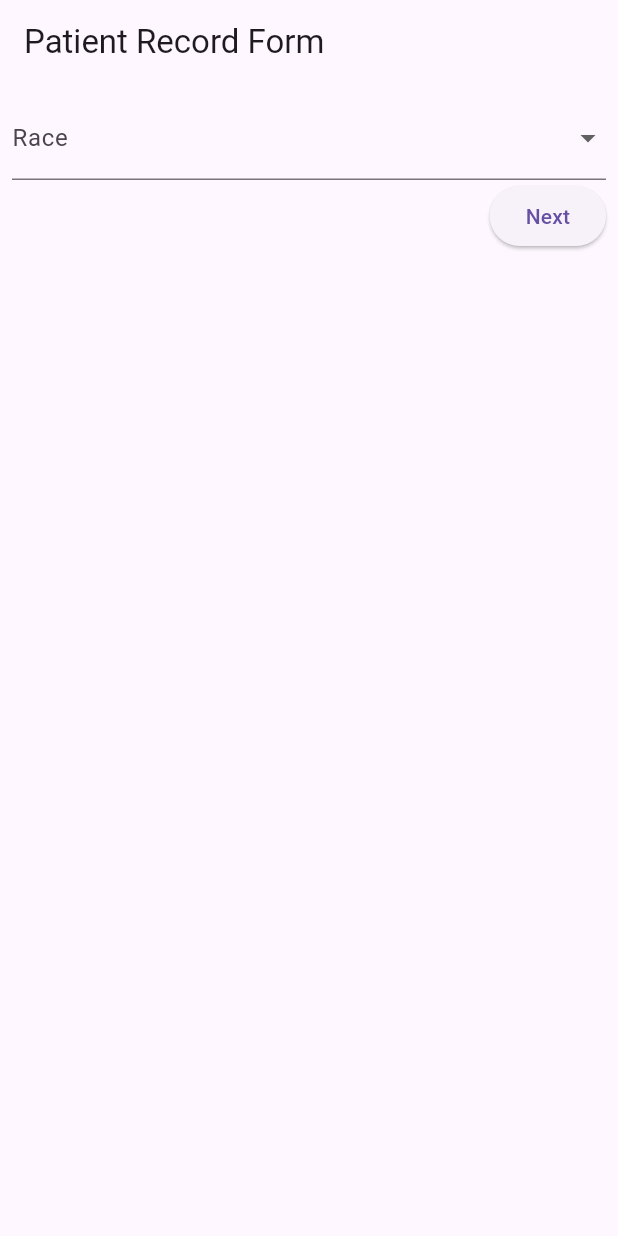
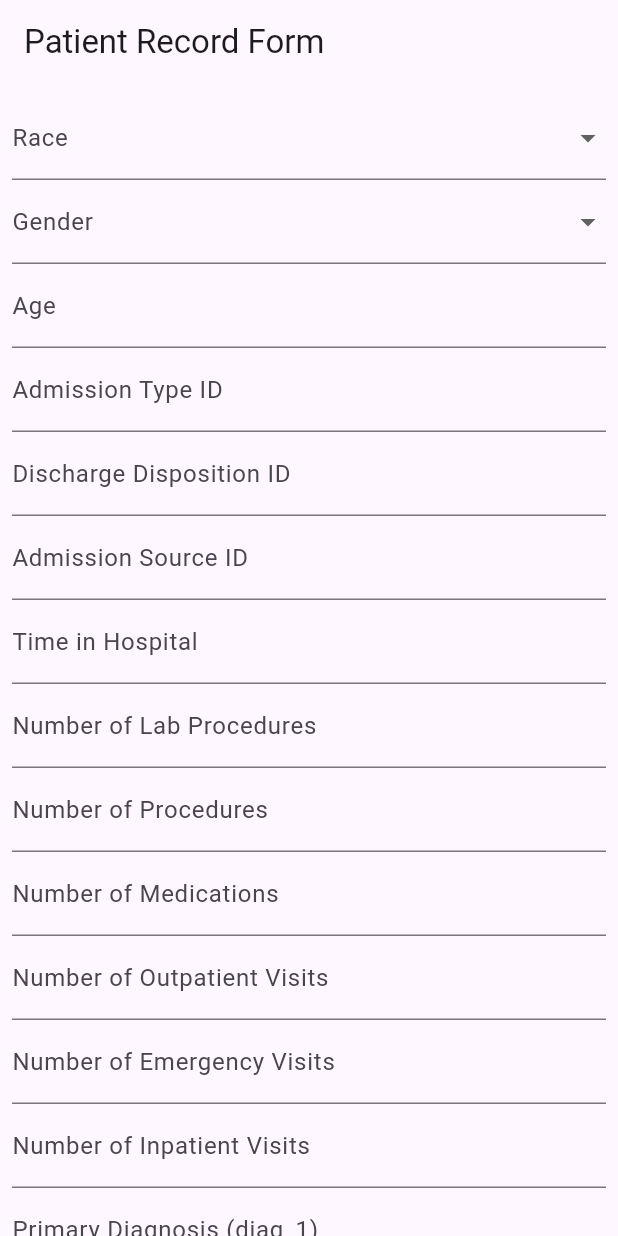
Before and after one commit to ausafaliuva/Drug_Recommender_App, a Flutter app: the screen it shows after launch, on a phone screen of 412 x 824 dp. Run offline on Flutter 3.47's test engine with Material 3 defaults, Android fonts, the light colour scheme and no system bars.

Commit message:
the changes i made

```diff
--- a/lib/main.dart
+++ b/lib/main.dart
@@ -118,225 +118,16 @@ class _PatientFormState extends State<PatientForm> {
   }
 
   @override
-//   Widget build(BuildContext context) {
-//     return Scaffold(
-//       appBar: AppBar(
-//         title: Text('Patient Record Form'),
-//       ),
-//       body: Form(
-//         key: _formKey,
-//         child: ListView(
-//           padding: EdgeInsets.all(8.0),
-//           children: <Widget>[
-//             DropdownButtonFormField<String>(
-//               value: selectedRace,
-//               decoration: InputDecoration(labelText: 'Race'),
-//               onChanged: (String? newValue) {
-//                 setState(() {
-//                   selectedRace = newValue;
-//                 });
-//               },
-//               items: raceOptions.map<DropdownMenuItem<String>>((String value) {
-//                 return DropdownMenuItem<String>(
-//                   value: value,
-//                   child: Text(value),
-//                 );
-//               }).toList(),
-//             ),
-//             TextFormField(
-//               controller: genderController,
-//               decoration: InputDecoration(labelText: 'Gender'),
-//               keyboardType: TextInputType.text,
-//             ),
-//             TextFormField(
-//               controller: ageController,
-//               decoration: InputDecoration(labelText: 'Age'),
-//               keyboardType: TextInputType.text,
-//             ),
-//
-//             TextFormField(
-//               controller: admissionTypeIdController,
-//               decoration: InputDecoration(labelText: 'Admission Type ID'),
-//               keyboardType: TextInputType.number,
-//             ),
-//
-//             TextFormField(
-//               controller: dischargeDispositionIdController,
-//               decoration:
-//                   InputDecoration(labelText: 'Discharge Disposition ID'),
-//               keyboardType: TextInputType.number,
-//             ),
-//
-//             TextFormField(
-//               controller: admissionSourceIdController,
-//               decoration: InputDecoration(labelText: 'Admission Source ID'),
-//               keyboardType: TextInputType.number,
-//             ),
-//
-//             TextFormField(
-//               controller: timeInHospitalController,
-//               decoration: InputDecoration(labelText: 'Time in Hospital'),
-//               keyboardType: TextInputType.number,
-//             ),
-//             TextFormField(
-//               controller: numLabProceduresController,
-//               decoration:
-//                   InputDecoration(labelText: 'Number of Lab Procedures'),
-//               keyboardType: TextInputType.number,
-//             ),
-//
-//             TextFormField(
-//               controller: numProceduresController,
-//               decoration: InputDecoration(labelText: 'Number of Procedures'),
-//               keyboardType: TextInputType.number,
-//             ),
-//
-//             TextFormField(
-//               controller: numMedicationsController,
-//               decoration: InputDecoration(labelText: 'Number of Medications'),
-//               keyboardType: TextInputType.number,
-//             ),
-//
-//             TextFormField(
-//               controller: numberOutpatientController,
-//               decoration:
-//                   InputDecoration(labelText: 'Number of Outpatient Visits'),
-//               keyboardType: TextInputType.number,
-//             ),
-//
-//             TextFormField(
-//               controller: numberEmergencyController,
-//               decoration:
-//                   InputDecoration(labelText: 'Number of Emergency Visits'),
-//               keyboardType: TextInputType.number,
-//             ),
-//
-//             TextFormField(
-//               controller: numberInpatientController,
-//               decoration:
-//                   InputDecoration(labelText: 'Number of Inpatient Visits'),
-//               keyboardType: TextInputType.number,
-//             ),
-//
-//             TextFormField(
-//               controller: diag1Controller,
-//               decoration:
-//                   InputDecoration(labelText: 'Primary Diagnosis (diag_1)'),
-//               keyboardType: TextInputType.text,
-//             ),
-//
-//             TextFormField(
-//               controller: diag2Controller,
-//               decoration:
-//                   InputDecoration(labelText: 'Secondary Diagnosis (diag_2)'),
-//               keyboardType: TextInputType.text,
-//             ),
-//
-//             TextFormField(
-//               controller: diag3Controller,
-//               decoration:
-//                   InputDecoration(labelText: 'Additional Diagnosis (diag_3)'),
-//               keyboardType: TextInputType.text,
-//             ),
-//
-//             TextFormField(
-//               controller: numberDiagnosesController,
-//               decoration: InputDecoration(labelText: 'Number of Diagnoses'),
-//               keyboardType: TextInputType.number,
-//             ),
-//
-//             TextFormField(
-//               controller: maxGluSerumController,
-//               decoration: InputDecoration(labelText: 'Max Glucose Serum'),
-//               keyboardType: TextInputType.text,
-//             ),
-//
-//             TextFormField(
-//               controller: a1CresultController,
-//               decoration: InputDecoration(labelText: 'A1C Result'),
-//               keyboardType: TextInputType.text,
-//             ),
-//
-//             TextFormField(
-//               controller: changeController,
-//               decoration: InputDecoration(labelText: 'Change'),
-//               keyboardType: TextInputType.text,
-//             ),
-//
-//             TextFormField(
-//               controller: diabetesMedController,
-//               decoration: InputDecoration(labelText: 'Diabetes Medication'),
-//               keyboardType: TextInputType.text,
-//             ),
-//             TextFormField(
-//               controller: readmittedController,
-//               decoration: InputDecoration(labelText: 'Readmitted Medication'),
-//               keyboardType: TextInputType.text,
-//             ),
-//
-//             // ... [other TextFormFields]
-//             ElevatedButton(
-//               onPressed: () async{
-//                 if (_formKey.currentState!.validate()) {
-//                   // Create a new PatientRecord from the input
-//                   PatientRecord newRecord = PatientRecord(
-//                     race: selectedRace!,
-//                     gender: genderController.text,
-//                     age: ageController.text,
-//                     admissionTypeId: int.parse(admissionTypeIdController.text),
-//                     dischargeDispositionId:
-//                         int.parse(dischargeDispositionIdController.text),
-//                     admissionSourceId:
-//                         int.parse(admissionSourceIdController.text),
-//                     timeInHospital: int.parse(timeInHospitalController.text),
-//
-//                     numLabProcedures:
-//                         int.parse(numLabProceduresController.text),
-//                     numProcedures: int.parse(numProceduresController.text),
-//                     numMedications: int.parse(numMedicationsController.text),
-//                     numberOutpatient:
-//                         int.parse(numberOutpatientController.text),
-//                     numberEmergency: int.parse(numberEmergencyController.text),
-//                     numberInpatient: int.parse(numberInpatientController.text),
-//                     diag1: diag1Controller.text,
-//                     diag2: diag2Controller.text,
-//                     diag3: diag3Controller.text,
-//                     numberDiagnoses: int.parse(numberDiagnosesController.text),
-//                     maxGluSerum: maxGluSerumController.text,
-//                     a1Cresult: a1CresultController.text,
-//                     change: changeController.text,
-//                     diabetesMed: diabetesMedController.text,
-//                     readmitted: readmittedController.text,
-//                   );
-//                   String result = await submitPatientRecord(newRecord);
-//                   showDialog(
-//                             context: context,
-//                             builder: (context) => AlertDialog(
-//                             title: Text("Prediction Result"),
-//                             content: Text(result),
-//                             actions: <Widget>[
-//                       TextButton(
-//                       onPressed: () {
-//                       Navigator.of(context).pop();
-//                       },
-//                     child: Text('OK'),
-//                         ),
-//                       ],
-//                     ),
-//                   );
-//                 }
-//               }, // Use the newRecord object as needed, e.g., save to database or send to an AP
-//               child: Text('Submit'),
-//             ),
-//           ],
-//         ),
-//       ),
-//     );
-//   }
-// }
-
-  List<Widget> _buildFormWidgets() {
-    return [
+  Widget build(BuildContext context) {
+    return Scaffold(
+      appBar: AppBar(
+        title: Text('Patient Record Form'),
+      ),
+      body: Form(
+        key: _formKey,
+        child: ListView(
+          padding: EdgeInsets.all(8.0),
+          children: <Widget>[
             DropdownButtonFormField<String>(
               value: selectedRace,
               decoration: InputDecoration(labelText: 'Race'),
@@ -492,79 +283,35 @@ class _PatientFormState extends State<PatientForm> {
               decoration: InputDecoration(labelText: 'Readmitted Medication'),
               keyboardType: TextInputType.text,
             ),
-      //... Add other form widgets in sequence
-    ];
-  }
 
-  @override
-  Widget build(BuildContext context) {
-    var formWidgets = _buildFormWidgets();
-
-    return Scaffold(
-      appBar: AppBar(
-        title: Text('Patient Record Form'),
-      ),
-      body: Form(
-        key: _formKey,
-        child: ListView(
-          padding: EdgeInsets.all(8.0),
-          children: <Widget>[
-            formWidgets[_currentStep], // Display the current form widget
-            Row(
-              children: <Widget>[
-                if (_currentStep != 0)
+            // ... [other TextFormFields]
             ElevatedButton(
-                    onPressed: () {
-                      if (_currentStep > 0) {
-                        setState(() {
-                          _currentStep--;
-                        });
-                      }
-                    },
-                    child: Text('Previous'),
-                  ),
-                Spacer(),
-                ElevatedButton(
-                  onPressed: () async {
-                    if (_currentStep < formWidgets.length - 1) {
-                      setState(() {
-                        _currentStep++;
-                      });
-                    } else {
-                      // This is the last step, handle form submission
+              onPressed: () async{
                 if (_formKey.currentState!.validate()) {
-                        _formKey.currentState!.save();
-                        // Construct the PatientRecord from form fields
+                  // Create a new PatientRecord from the input
                   PatientRecord newRecord = PatientRecord(
                     race: selectedRace!,
                     gender: selectedGender!,
                     age: ageController.text,
-                          admissionTypeId: int.parse(
-                              admissionTypeIdController.text),
+                    admissionTypeId: int.parse(admissionTypeIdController.text),
                     dischargeDispositionId:
                         int.parse(dischargeDispositionIdController.text),
                     admissionSourceId:
                         int.parse(admissionSourceIdController.text),
-                          timeInHospital: int.parse(
-                              timeInHospitalController.text),
+                    timeInHospital: int.parse(timeInHospitalController.text),
 
                     numLabProcedures:
                         int.parse(numLabProceduresController.text),
-                          numProcedures: int.parse(
-                              numProceduresController.text),
-                          numMedications: int.parse(
-                              numMedicationsController.text),
+                    numProcedures: int.parse(numProceduresController.text),
+                    numMedications: int.parse(numMedicationsController.text),
                     numberOutpatient:
                         int.parse(numberOutpatientController.text),
-                          numberEmergency: int.parse(
-                              numberEmergencyController.text),
-                          numberInpatient: int.parse(
-                              numberInpatientController.text),
+                    numberEmergency: int.parse(numberEmergencyController.text),
+                    numberInpatient: int.parse(numberInpatientController.text),
                     diag1: diag1Controller.text,
                     diag2: diag2Controller.text,
                     diag3: diag3Controller.text,
-                          numberDiagnoses: int.parse(
-                              numberDiagnosesController.text),
+                    numberDiagnoses: int.parse(numberDiagnosesController.text),
                     maxGluSerum: maxGluSerumController.text,
                     a1Cresult: a1CresultController.text,
                     change: changeController.text,
@@ -574,8 +321,7 @@ class _PatientFormState extends State<PatientForm> {
                   String result = await submitPatientRecord(newRecord);
                   showDialog(
                             context: context,
-                          builder: (context) =>
-                              AlertDialog(
+                            builder: (context) => AlertDialog(
                             title: Text("Prediction Result"),
                             content: Text(result),
                             actions: <Widget>[
@@ -589,13 +335,8 @@ class _PatientFormState extends State<PatientForm> {
                     ),
                   );
                 }
-                    }
-                  },
-                  child: Text(_currentStep < formWidgets.length - 1
-                      ? 'Next'
-                      : 'Submit'),
-                ),
-              ],
+              }, // Use the newRecord object as needed, e.g., save to database or send to an AP
+              child: Text('Submit'),
             ),
           ],
         ),
@@ -603,3 +344,272 @@ class _PatientFormState extends State<PatientForm> {
     );
   }
 }
+
+//   List<Widget> _buildFormWidgets() {
+//     return [
+//       DropdownButtonFormField<String>(
+//         value: selectedRace,
+//         decoration: InputDecoration(labelText: 'Race'),
+//         onChanged: (String? newValue) {
+//           setState(() {
+//             selectedRace = newValue;
+//           });
+//         },
+//         items: raceOptions.map<DropdownMenuItem<String>>((String value) {
+//           return DropdownMenuItem<String>(
+//             value: value,
+//             child: Text(value),
+//           );
+//         }).toList(),
+//       ),
+//       DropdownButtonFormField<String>(
+//         value: selectedGender,
+//         decoration: InputDecoration(labelText: 'Gender'),
+//         onChanged: (String? newValue) {
+//           setState(() {
+//             selectedGender = newValue;
+//           });
+//         },
+//         items: genderOptions.map<DropdownMenuItem<String>>((String value) {
+//           return DropdownMenuItem<String>(
+//             value: value,
+//             child: Text(value),
+//           );
+//         }).toList(),
+//       ),
+//       TextFormField(
+//         controller: ageController,
+//         decoration: InputDecoration(labelText: 'Age'),
+//         keyboardType: TextInputType.text,
+//       ),
+//
+//       TextFormField(
+//         controller: admissionTypeIdController,
+//         decoration: InputDecoration(labelText: 'Admission Type ID'),
+//         keyboardType: TextInputType.number,
+//       ),
+//
+//       TextFormField(
+//         controller: dischargeDispositionIdController,
+//         decoration:
+//         InputDecoration(labelText: 'Discharge Disposition ID'),
+//         keyboardType: TextInputType.number,
+//       ),
+//
+//       TextFormField(
+//         controller: admissionSourceIdController,
+//         decoration: InputDecoration(labelText: 'Admission Source ID'),
+//         keyboardType: TextInputType.number,
+//       ),
+//
+//       TextFormField(
+//         controller: timeInHospitalController,
+//         decoration: InputDecoration(labelText: 'Time in Hospital'),
+//         keyboardType: TextInputType.number,
+//       ),
+//       TextFormField(
+//         controller: numLabProceduresController,
+//         decoration:
+//         InputDecoration(labelText: 'Number of Lab Procedures'),
+//         keyboardType: TextInputType.number,
+//       ),
+//
+//       TextFormField(
+//         controller: numProceduresController,
+//         decoration: InputDecoration(labelText: 'Number of Procedures'),
+//         keyboardType: TextInputType.number,
+//       ),
+//
+//       TextFormField(
+//         controller: numMedicationsController,
+//         decoration: InputDecoration(labelText: 'Number of Medications'),
+//         keyboardType: TextInputType.number,
+//       ),
+//
+//       TextFormField(
+//         controller: numberOutpatientController,
+//         decoration:
+//         InputDecoration(labelText: 'Number of Outpatient Visits'),
+//         keyboardType: TextInputType.number,
+//       ),
+//
+//       TextFormField(
+//         controller: numberEmergencyController,
+//         decoration:
+//         InputDecoration(labelText: 'Number of Emergency Visits'),
+//         keyboardType: TextInputType.number,
+//       ),
+//
+//       TextFormField(
+//         controller: numberInpatientController,
+//         decoration:
+//         InputDecoration(labelText: 'Number of Inpatient Visits'),
+//         keyboardType: TextInputType.number,
+//       ),
+//
+//       TextFormField(
+//         controller: diag1Controller,
+//         decoration:
+//         InputDecoration(labelText: 'Primary Diagnosis (diag_1)'),
+//         keyboardType: TextInputType.text,
+//       ),
+//
+//       TextFormField(
+//         controller: diag2Controller,
+//         decoration:
+//         InputDecoration(labelText: 'Secondary Diagnosis (diag_2)'),
+//         keyboardType: TextInputType.text,
+//       ),
+//
+//       TextFormField(
+//         controller: diag3Controller,
+//         decoration:
+//         InputDecoration(labelText: 'Additional Diagnosis (diag_3)'),
+//         keyboardType: TextInputType.text,
+//       ),
+//
+//       TextFormField(
+//         controller: numberDiagnosesController,
+//         decoration: InputDecoration(labelText: 'Number of Diagnoses'),
+//         keyboardType: TextInputType.number,
+//       ),
+//
+//       TextFormField(
+//         controller: maxGluSerumController,
+//         decoration: InputDecoration(labelText: 'Max Glucose Serum'),
+//         keyboardType: TextInputType.text,
+//       ),
+//
+//       TextFormField(
+//         controller: a1CresultController,
+//         decoration: InputDecoration(labelText: 'A1C Result'),
+//         keyboardType: TextInputType.text,
+//       ),
+//
+//       TextFormField(
+//         controller: changeController,
+//         decoration: InputDecoration(labelText: 'Change'),
+//         keyboardType: TextInputType.text,
+//       ),
+//
+//       TextFormField(
+//         controller: diabetesMedController,
+//         decoration: InputDecoration(labelText: 'Diabetes Medication'),
+//         keyboardType: TextInputType.text,
+//       ),
+//       TextFormField(
+//         controller: readmittedController,
+//         decoration: InputDecoration(labelText: 'Readmitted Medication'),
+//         keyboardType: TextInputType.text,
+//       ),
+//       //... Add other form widgets in sequence
+//     ];
+//   }
+//
+//   @override
+//   Widget build(BuildContext context) {
+//     var formWidgets = _buildFormWidgets();
+//
+//     return Scaffold(
+//       appBar: AppBar(
+//         title: Text('Patient Record Form'),
+//       ),
+//       body: Form(
+//         key: _formKey,
+//         child: ListView(
+//           padding: EdgeInsets.all(8.0),
+//           children: <Widget>[
+//             formWidgets[_currentStep], // Display the current form widget
+//             Row(
+//               children: <Widget>[
+//                 if (_currentStep != 0)
+//                   ElevatedButton(
+//                     onPressed: () {
+//                       if (_currentStep > 0) {
+//                         setState(() {
+//                           _currentStep--;
+//                         });
+//                       }
+//                     },
+//                     child: Text('Previous'),
+//                   ),
+//                 Spacer(),
+//                 ElevatedButton(
+//                   onPressed: () async {
+//                     if (_currentStep < formWidgets.length - 1) {
+//                       setState(() {
+//                         _currentStep++;
+//                       });
+//                     } else {
+//                       // This is the last step, handle form submission
+//                       if (_formKey.currentState!.validate()) {
+//                         _formKey.currentState!.save();
+//                         // Construct the PatientRecord from form fields
+//                         PatientRecord newRecord = PatientRecord(
+//                           race: selectedRace!,
+//                           gender: selectedGender!,
+//                           age: ageController.text,
+//                           admissionTypeId: int.parse(
+//                               admissionTypeIdController.text),
+//                           dischargeDispositionId:
+//                           int.parse(dischargeDispositionIdController.text),
+//                           admissionSourceId:
+//                           int.parse(admissionSourceIdController.text),
+//                           timeInHospital: int.parse(
+//                               timeInHospitalController.text),
+//
+//                           numLabProcedures:
+//                           int.parse(numLabProceduresController.text),
+//                           numProcedures: int.parse(
+//                               numProceduresController.text),
+//                           numMedications: int.parse(
+//                               numMedicationsController.text),
+//                           numberOutpatient:
+//                           int.parse(numberOutpatientController.text),
+//                           numberEmergency: int.parse(
+//                               numberEmergencyController.text),
+//                           numberInpatient: int.parse(
+//                               numberInpatientController.text),
+//                           diag1: diag1Controller.text,
+//                           diag2: diag2Controller.text,
+//                           diag3: diag3Controller.text,
+//                           numberDiagnoses: int.parse(
+//                               numberDiagnosesController.text),
+//                           maxGluSerum: maxGluSerumController.text,
+//                           a1Cresult: a1CresultController.text,
+//                           change: changeController.text,
+//                           diabetesMed: diabetesMedController.text,
+//                           readmitted: readmittedController.text,
+//                         );
+//                         String result = await submitPatientRecord(newRecord);
+//                         showDialog(
+//                           context: context,
+//                           builder: (context) =>
+//                               AlertDialog(
+//                                 title: Text("Prediction Result"),
+//                                 content: Text(result),
+//                                 actions: <Widget>[
+//                                   TextButton(
+//                                     onPressed: () {
+//                                       Navigator.of(context).pop();
+//                                     },
+//                                     child: Text('OK'),
+//                                   ),
+//                                 ],
+//                               ),
+//                         );
+//                       }
+//                     }
+//                   },
+//                   child: Text(_currentStep < formWidgets.length - 1
+//                       ? 'Next'
+//                       : 'Submit'),
+//                 ),
+//               ],
+//             ),
+//           ],
+//         ),
+//       ),
+//     );
+//   }
+// }
```
Lines whose indentation alone changed are shown as unchanged.
